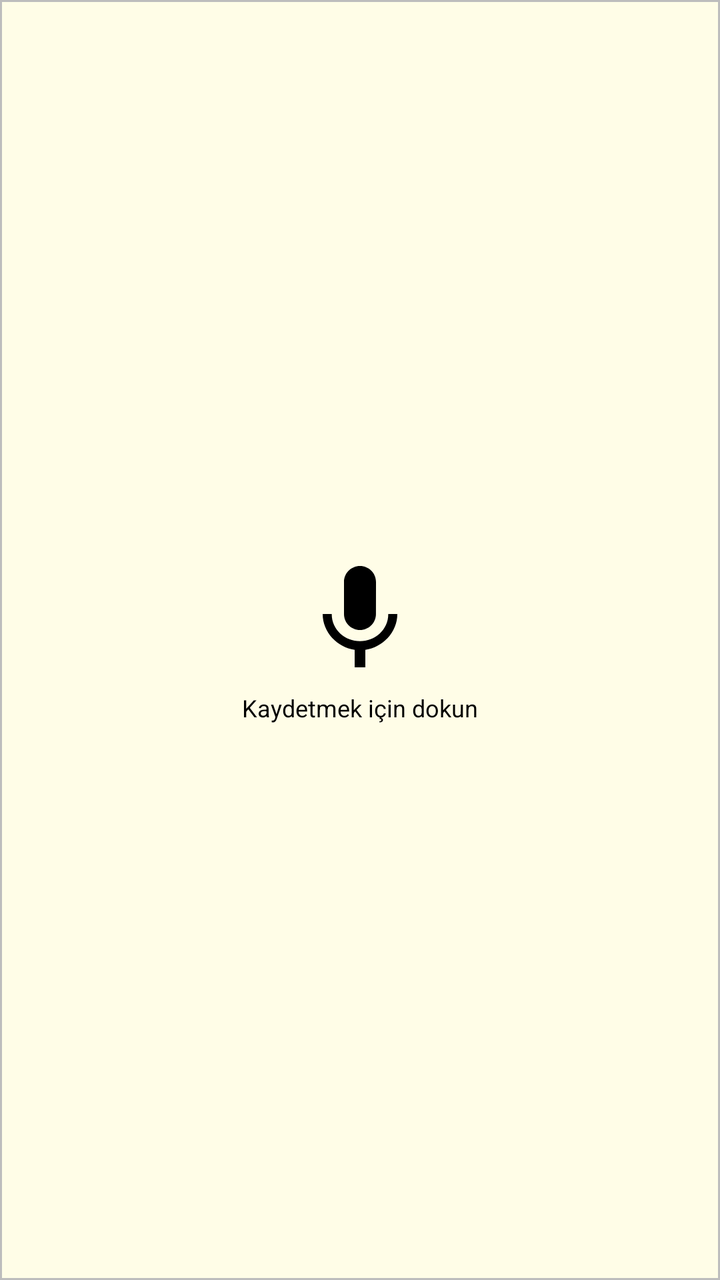
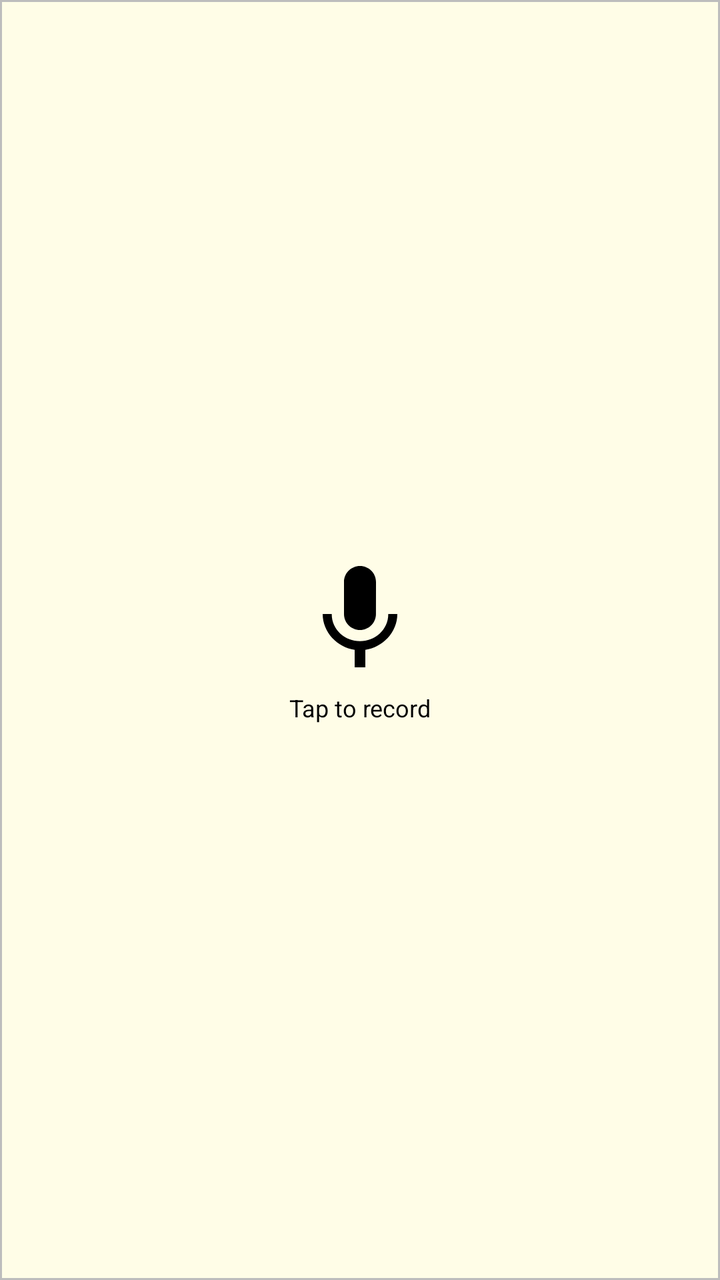

Compare the two renders of this Android layout. The source of the first and the diff that turns it into the second are given below.
<!-- AndroidManifest.xml: application theme Theme.AcilNotUygulamasi -->
<!-- res/layout/widget_voice_memo.xml -->
<?xml version="1.0" encoding="utf-8"?>
<LinearLayout xmlns:android="http://schemas.android.com/apk/res/android"
    android:id="@+id/voice_widget_container"
    android:layout_width="match_parent"
    android:layout_height="match_parent"
    android:gravity="center"
    android:orientation="vertical"
    android:padding="8dp"
    android:background="@drawable/widget_background">

    <ImageButton
        android:id="@+id/btn_record_voice"
        android:layout_width="64dp"
        android:layout_height="64dp"
        android:src="@drawable/ic_microphone_24"
        android:background="@android:color/transparent"
        android:contentDescription="Ses Kaydını Başlat"
        android:scaleType="fitCenter" />

    <TextView
        android:id="@+id/tv_widget_status"
        android:layout_width="wrap_content"
        android:layout_height="wrap_content"
        android:text="Kaydetmek için dokun"
        android:textColor="@android:color/black"
        android:textSize="12sp"
        android:layout_marginTop="4dp"/>

    <TextView
        android:id="@+id/tv_widget_timer"
        android:layout_width="wrap_content"
        android:layout_height="wrap_content"
        android:text="00:00"
        android:textColor="@android:color/black"
        android:textSize="14sp"
        android:textStyle="bold"
        android:layout_marginTop="4dp"
        android:visibility="gone" />

</LinearLayout>
<!-- resources referenced by this layout -->
<resources>
  <!-- drawable ic_microphone_24 (drawable) -->
  <vector xmlns:android="http://schemas.android.com/apk/res/android"
      android:width="24dp"
      android:height="24dp"
      android:viewportWidth="24"
      android:viewportHeight="24"
      android:tint="?attr/colorControlNormal">
      <path
          android:fillColor="@android:color/white"
          android:pathData="M12,14c1.66,0 2.99,-1.34 2.99,-3L15,5c0,-1.66 -1.34,-3 -3,-3S9,3.34 9,5v6c0,1.66 1.34,3 3,3zM17.3,11c0,3 -2.54,5.1 -5.3,5.1S6.7,14 6.7,11L5,11c0,3.41 2.72,6.23 6,6.72L11,21h2v-3.28c3.28,-0.49 6,-3.31 6,-6.72h-1.7z"/>
  </vector>
  <!-- drawable widget_background (drawable) -->
  <?xml version="1.0" encoding="utf-8"?>
  <shape xmlns:android="http://schemas.android.com/apk/res/android">
      <solid android:color="#FFFDE7" /> <corners android:radius="0dp" />
      <stroke android:width="1dp" android:color="#BDBDBD" />
  </shape>
  <style name="Theme.AcilNotUygulamasi" parent="Base.Theme.AcilNotUygulamasi" />
  <style name="Base.Theme.AcilNotUygulamasi" parent="Theme.Material3.DayNight.NoActionBar">
          <item name="colorPrimary">@color/my_light_primary</item>
          <item name="colorOnPrimary">@color/white</item>
  
          <item name="android:textColorPrimary">@color/black</item>
          <item name="android:textColor">@color/black</item>
          <item name="android:textColorSecondary">@android:color/darker_gray</item>
          <item name="colorControlNormal">@color/black</item>
          <item name="android:textColorPrimaryInverse">@color/black</item>
          <item name="android:textColorSecondaryInverse">@color/black</item>
  
          <item name="android:windowLightStatusBar" tools:targetApi="m">false</item>
  
          <item name="floatingActionButtonBackground">@color/my_light_primary</item>
          <item name="floatingActionButtonIconTint">@color/white</item>
          <item name="infoButtonTint">@color/my_light_primary</item>
          <item name="passwordCheckIconTint">@color/my_light_primary</item>
          <item name="destructiveButtonColor">@color/my_light_primary</item>
          <item name="noteInfoButtonTint">@color/my_light_primary</item>
      </style>
  <color name="my_light_primary">#660033</color>
  <color name="white">#FFFFFFFF</color>
  <color name="black">#FF000000</color>
</resources>

<!-- the commit's change to res/layout/widget_voice_memo.xml (unified diff, before → after) -->
@@ -14,14 +14,14 @@
         android:layout_height="64dp"
         android:src="@drawable/ic_microphone_24"
         android:background="@android:color/transparent"
-        android:contentDescription="Ses Kaydını Başlat"
+        android:contentDescription="@string/start_voice_recording_desc"
         android:scaleType="fitCenter" />
 
     <TextView
         android:id="@+id/tv_widget_status"
         android:layout_width="wrap_content"
         android:layout_height="wrap_content"
-        android:text="Kaydetmek için dokun"
+        android:text="@string/tap_to_record"
         android:textColor="@android:color/black"
         android:textSize="12sp"
         android:layout_marginTop="4dp"/>
<!-- resource entries referenced after the edit -->
@@ -17,6 +17,8 @@
       <solid android:color="#FFFDE7" /> <corners android:radius="0dp" />
       <stroke android:width="1dp" android:color="#BDBDBD" />
   </shape>
+  <string name="start_voice_recording_desc">Start Voice Recording</string>
+  <string name="tap_to_record">Tap to record</string>
   <style name="Theme.AcilNotUygulamasi" parent="Base.Theme.AcilNotUygulamasi" />
   <style name="Base.Theme.AcilNotUygulamasi" parent="Theme.Material3.DayNight.NoActionBar">
           <item name="colorPrimary">@color/my_light_primary</item>
